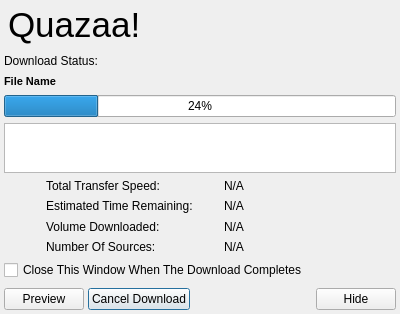
The window that Quazaa/UI/dialogdownloadmonitor.ui (c3c/quazaa) describes before a commit, drawn with Qt 5.
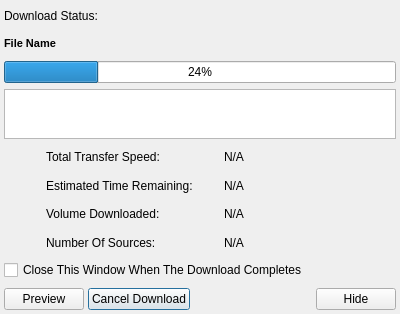
The same window after the commit. Icons and pictures are not drawn.

Patch:
```diff
--- a/Quazaa/UI/dialogdownloadmonitor.ui
+++ b/Quazaa/UI/dialogdownloadmonitor.ui
@@ -36,63 +36,6 @@
     <number>0</number>
    </property>
    <item row="0" column="0">
-    <widget class="QFrame" name="frameCommonHeader">
-     <property name="minimumSize">
-      <size>
-       <width>0</width>
-       <height>50</height>
-      </size>
-     </property>
-     <property name="maximumSize">
-      <size>
-       <width>16777215</width>
-       <height>50</height>
-      </size>
-     </property>
-     <property name="frameShape">
-      <enum>QFrame::NoFrame</enum>
-     </property>
-     <property name="frameShadow">
-      <enum>QFrame::Raised</enum>
-     </property>
-     <layout class="QGridLayout" name="gridLayout_23">
-      <property name="margin">
-       <number>1</number>
-      </property>
-      <property name="spacing">
-       <number>0</number>
-      </property>
-      <item row="0" column="0">
-       <widget class="QLabel" name="labelLogo">
-        <property name="styleSheet">
-         <string notr="true">background-color: transparent;</string>
-        </property>
-        <property name="pixmap">
-         <pixmap resource="../Resource.qrc">:/Resource/Quazaa48.png</pixmap>
-        </property>
-       </widget>
-      </item>
-      <item row="0" column="1">
-       <widget class="QLabel" name="labelHeaderText">
-        <property name="sizePolicy">
-         <sizepolicy hsizetype="MinimumExpanding" vsizetype="Preferred">
-          <horstretch>0</horstretch>
-          <verstretch>0</verstretch>
-         </sizepolicy>
-        </property>
-        <property name="text">
-         <string notr="true">&lt;!DOCTYPE HTML PUBLIC &quot;-//W3C//DTD HTML 4.0//EN&quot; &quot;http://www.w3.org/TR/REC-html40/strict.dtd&quot;&gt;
-&lt;html&gt;&lt;head&gt;&lt;meta name=&quot;qrichtext&quot; content=&quot;1&quot; /&gt;&lt;style type=&quot;text/css&quot;&gt;
-p, li { white-space: pre-wrap; }
-&lt;/style&gt;&lt;/head&gt;&lt;body style=&quot; font-family:'MS Shell Dlg 2'; font-size:8.25pt; font-weight:400; font-style:normal;&quot;&gt;
-&lt;p style=&quot; margin-top:0px; margin-bottom:0px; margin-left:0px; margin-right:0px; -qt-block-indent:0; text-indent:0px;&quot;&gt;&lt;span style=&quot; font-size:26pt;&quot;&gt;Quazaa!&lt;/span&gt;&lt;/p&gt;&lt;/body&gt;&lt;/html&gt;</string>
-        </property>
-       </widget>
-      </item>
-     </layout>
-    </widget>
-   </item>
-   <item row="1" column="0">
     <layout class="QGridLayout" name="gridLayoutBody">
      <property name="margin">
       <number>4</number>
```
Left out of the diff: 2 changed lines with no effect on the pictures.
